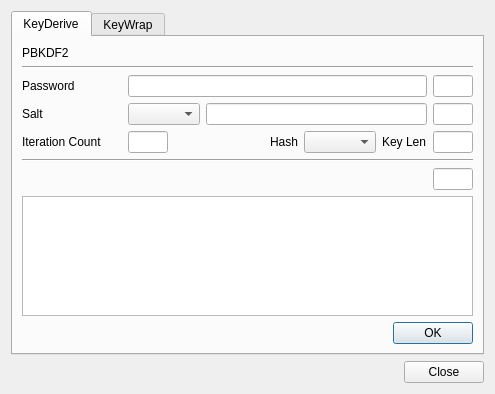
Old version of the form BerEditor/key_man_dlg.ui in the repository jykim74/BerEditor.
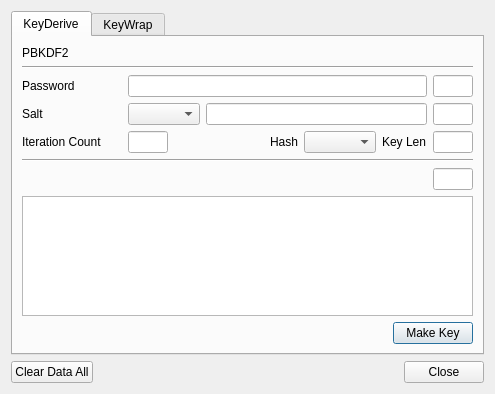
New version of the form.

Patch:
```diff
--- a/BerEditor/key_man_dlg.ui
+++ b/BerEditor/key_man_dlg.ui
@@ -223,9 +223,9 @@
           <number>0</number>
          </property>
          <item row="0" column="1">
-          <widget class="QPushButton" name="mOKBtn">
+          <widget class="QPushButton" name="mMakeKeyBtn">
            <property name="text">
-            <string>OK</string>
+            <string>Make Key</string>
            </property>
           </widget>
          </item>
@@ -418,14 +418,14 @@
      <property name="topMargin">
       <number>0</number>
      </property>
-     <item row="0" column="1">
+     <item row="0" column="2">
       <widget class="QPushButton" name="mCloseBtn">
        <property name="text">
         <string>Close</string>
        </property>
       </widget>
      </item>
-     <item row="0" column="0">
+     <item row="0" column="1">
       <spacer name="horizontalSpacer_2">
        <property name="orientation">
         <enum>Qt::Horizontal</enum>
@@ -438,6 +438,13 @@
        </property>
       </spacer>
      </item>
+     <item row="0" column="0">
+      <widget class="QPushButton" name="mClearDataAllBtn">
+       <property name="text">
+        <string>Clear Data All</string>
+       </property>
+      </widget>
+     </item>
     </layout>
    </item>
   </layout>
```
Left out of the diff: 2 changed lines with no effect on the pictures.
